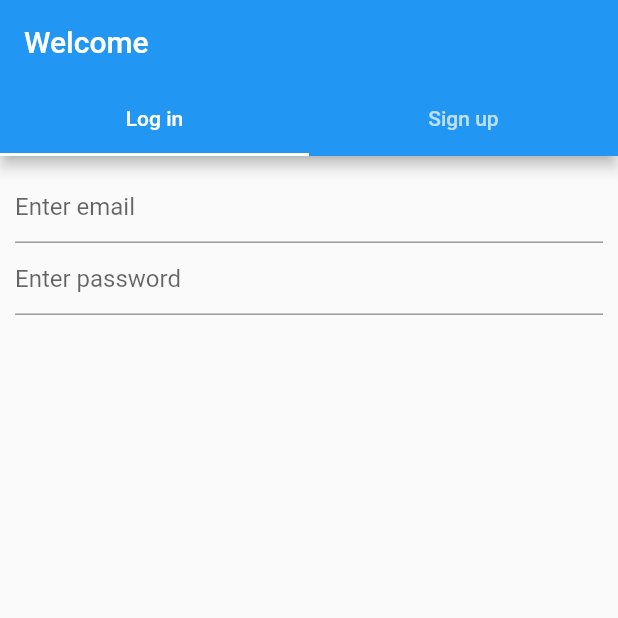
After one commit to AndrejPer/TNBeautiesApp, a Flutter app: the WelcomeScreen screen opened directly, on a phone screen of 412 x 824 dp, the top half of it. The commit adds this screen. Run offline on Flutter 3.47's test engine with Material 2 defaults, Android fonts, the phone set to English and light mode, and no system bars; our stand-ins replace google_maps_flutter; network calls fail.

Commit message:
setup of dummy GET request; updating models

```diff
--- a/tnbeautiesapp/lib/main.dart
+++ b/tnbeautiesapp/lib/main.dart
@@ -12,7 +12,7 @@ class MyApp extends StatelessWidget {
   @override
   Widget build(BuildContext context) {
     return MaterialApp(
-      home: HomePage(),
+      home: WelcomeScreen(),
     );
   }
 }
--- a/tnbeautiesapp/lib/models/user.dart
+++ b/tnbeautiesapp/lib/models/user.dart
@@ -1,14 +1,32 @@
+import 'package:flutter/foundation.dart';
+
 class User {
-  int _id;
-  String _firstName;
-  String _lastName;
-  String _email;
-  DateTime _birthday;
-  RoleType _role;
-  int _locationID;
+  final int id;
+  String firstName;
+  String lastName;
+  String email;
+  DateTime birthday;
+  RoleType role;
+  int? locationID;
 
-  User(this._id, this._firstName, this._lastName, this._email, this._birthday,
-      this._role, this._locationID);
+  User(
+      {required this.id,
+      required this.firstName,
+      required this.lastName,
+      required this.email,
+      required this.birthday,
+      required this.role,
+      required this.locationID});
+
+  factory User.fromJson(Map<String, dynamic> json) => User(
+      id: int.parse(json['id']),
+      firstName: json['first_name'],
+      lastName: json['last_name'],
+      email: json['email'],
+      birthday: DateTime.parse(json['birthday']),
+      role: RoleType.values.firstWhere((e) => describeEnum(e) == json['role']),
+      locationID:
+          json['location_id'] == null ? null : int.parse(json['location_id']));
 }
 
 enum RoleType { registeredUser, administrator }
--- /dev/null
+++ b/tnbeautiesapp/lib/widgets/login_form.dart
@@ -0,0 +1,108 @@
+import 'dart:convert';
+
+import 'package:flutter/material.dart';
+import 'package:http/http.dart' as http;
+
+import '../models/user.dart';
+
+class LoginForm extends StatefulWidget {
+  const LoginForm({Key? key}) : super(key: key);
+
+  @override
+  State<LoginForm> createState() => _LoginFormState();
+}
+
+class _LoginFormState extends State<LoginForm> {
+  final _emailController = TextEditingController();
+  final _passwordController = TextEditingController();
+
+  @override
+  Widget build(BuildContext context) {
+    return Form(
+      key: null,
+      child: Padding(
+        padding: const EdgeInsets.all(10.0),
+        child: Column(
+          children: <Widget>[
+            TextFormField(
+              controller: _emailController,
+              decoration: const InputDecoration(
+                hintText: 'Enter email',
+              ),
+              validator: (value) {
+                RegExp emailExp = RegExp(
+                    r'^[a-zA-Z0-9]+(?:\.[a-zA-Z0-9]+)*@[a-zA-Z0-9]+(?:\.[a-zA-Z0-9]+)*$');
+                if (value == null || value.isEmpty) {
+                  return 'Please enter your email adress';
+                } else if (!emailExp.hasMatch(value)) {
+                  return 'Please enter a valid adress';
+                }
+                return null;
+              },
+            ),
+            TextFormField(
+              controller: _passwordController,
+              decoration: const InputDecoration(
+                hintText: 'Enter password',
+              ),
+              validator: (value) {
+                if (value == null || value.isEmpty) {
+                  return 'Please enter a password';
+                }
+              },
+            )
+          ],
+        ),
+      ),
+    );
+  }
+
+  Future userLogin() async {
+    //String email = _emailController.text;
+    //String password = _passwordController.text;
+
+    String email = 'andrej.email.com';
+    String password = 'P4ssword?';
+
+    var data = {'email': email, 'password': password};
+    var url = Uri(
+      scheme: 'https',
+      host: 'student.famnit.upr.si',
+      path: '/~89201045/login.php',
+    );
+
+    return http.post(url, body: data).then((http.Response response) {
+      final int statusCode = response.statusCode;
+
+      if (statusCode < 200 || statusCode > 400 || json == null) {
+        throw Exception("Error while fetching data");
+      }
+      print('code good');
+      print(response.body);
+      return User.fromJson(json.decode(response.body));
+    });
+  }
+
+  Future getData() async {
+    var url = Uri(
+      scheme: 'https',
+      host: 'student.famnit.upr.si',
+      path: '/~89201045/login.php',
+    );
+    // 'https://student.famnit.upr.si/~89201045/get.php';
+
+    http.Response response = await http.get(url);
+    print(response.statusCode);
+
+    var user = User.fromJson(jsonDecode(response.body));
+    print(user);
+  }
+
+  @override
+  void initState() {
+    // TODO: implement initState
+    super.initState();
+    //getData();
+    Future user = userLogin();
+  }
+}
--- a/tnbeautiesapp/lib/widgets/password_field.dart
+++ b/tnbeautiesapp/lib/widgets/password_field.dart
@@ -29,7 +29,7 @@ class _PasswordFieldState extends State<PasswordField> {
         RegExp regExp = RegExp(
             r'^(?=.*?[A-Z])(?=.*?[a-z])(?=.*?[0-9])(?=.*?[#?!@$ %^&*-]).{8,}$');
         if (value == null || value.isEmpty) {
-          return 'Please enter password';
+          return 'Please enter a password';
         } else if (!regExp.hasMatch(value)) {
           return 'Enter a valid password (Capital letter, number, symbole)';
         }
```
Also changed, not shown: tnbeautiesapp/lib/screens/welcome_screen.dart (+3 -17 lines), tnbeautiesapp/lib/widgets/sign_up_form.dart (+5 -2 lines), 5 other files.
